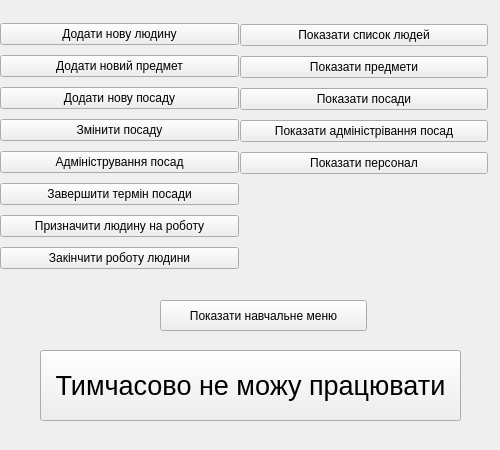
positivcheg94/school_db_iasa_MO, file project_files/manager_menu.ui: the form before one commit.
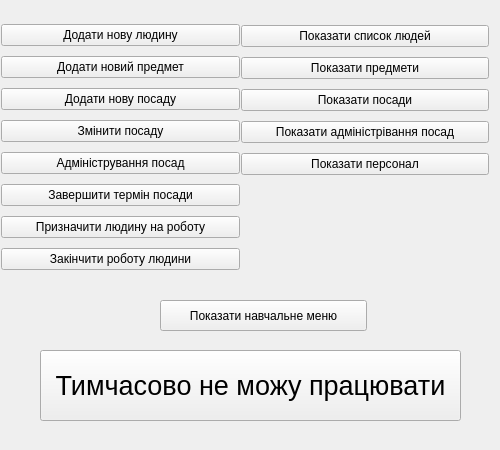
The form after the commit.

Patch:
```diff
--- a/project_files/manager_menu.ui
+++ b/project_files/manager_menu.ui
@@ -42,63 +42,34 @@
      <string>Показати навчальне меню</string>
     </property>
    </widget>
-   <widget class="QWidget" name="layoutWidget">
+   <widget class="QPushButton" name="tnw_button">
     <property name="geometry">
      <rect>
-      <x>240</x>
+      <x>40</x>
+      <y>350</y>
+      <width>421</width>
+      <height>71</height>
+     </rect>
+    </property>
+    <property name="font">
+     <font>
+      <pointsize>20</pointsize>
+     </font>
+    </property>
+    <property name="text">
+     <string>Тимчасово не можу працювати</string>
+    </property>
+   </widget>
+   <widget class="QWidget" name="">
+    <property name="geometry">
+     <rect>
+      <x>1</x>
       <y>20</y>
-      <width>248</width>
-      <height>161</height>
-     </rect>
-    </property>
-    <layout class="QVBoxLayout" name="lay2">
-     <item>
-      <widget class="QPushButton" name="show_humans_button">
-       <property name="text">
-        <string>Показати список людей</string>
-       </property>
-      </widget>
-     </item>
-     <item>
-      <widget class="QPushButton" name="show_subjects_button">
-       <property name="text">
-        <string>Показати предмети</string>
-       </property>
-      </widget>
-     </item>
-     <item>
-      <widget class="QPushButton" name="show_positions_button">
-       <property name="text">
-        <string>Показати посади</string>
-       </property>
-      </widget>
-     </item>
-     <item>
-      <widget class="QPushButton" name="show_administrating_positions_button">
-       <property name="text">
-        <string>Показати адміністрівання посад</string>
-       </property>
-      </widget>
-     </item>
-     <item>
-      <widget class="QPushButton" name="show_personel_button">
-       <property name="text">
-        <string>Показати персонал</string>
-       </property>
-      </widget>
-     </item>
-    </layout>
-   </widget>
-   <widget class="QWidget" name="layoutWidget">
-    <property name="geometry">
-     <rect>
-      <x>0</x>
-      <y>19</y>
       <width>239</width>
       <height>260</height>
      </rect>
     </property>
-    <layout class="QVBoxLayout" name="lay1">
+    <layout class="QVBoxLayout" name="verticalLayout">
      <item>
       <widget class="QPushButton" name="add_new_human_button">
        <property name="text">
@@ -157,23 +128,52 @@
      </item>
     </layout>
    </widget>
-   <widget class="QPushButton" name="pushButton">
+   <widget class="QWidget" name="">
     <property name="geometry">
      <rect>
-      <x>40</x>
-      <y>350</y>
-      <width>421</width>
-      <height>71</height>
+      <x>241</x>
+      <y>21</y>
+      <width>248</width>
+      <height>161</height>
      </rect>
     </property>
-    <property name="font">
-     <font>
-      <pointsize>20</pointsize>
-     </font>
-    </property>
-    <property name="text">
-     <string>Тимчасово не можу працювати</string>
-    </property>
+    <layout class="QVBoxLayout" name="verticalLayout_2">
+     <item>
+      <widget class="QPushButton" name="show_humans_button">
+       <property name="text">
+        <string>Показати список людей</string>
+       </property>
+      </widget>
+     </item>
+     <item>
+      <widget class="QPushButton" name="show_subjects_button">
+       <property name="text">
+        <string>Показати предмети</string>
+       </property>
+      </widget>
+     </item>
+     <item>
+      <widget class="QPushButton" name="show_positions_button">
+       <property name="text">
+        <string>Показати посади</string>
+       </property>
+      </widget>
+     </item>
+     <item>
+      <widget class="QPushButton" name="show_administrating_positions_button">
+       <property name="text">
+        <string>Показати адміністрівання посад</string>
+       </property>
+      </widget>
+     </item>
+     <item>
+      <widget class="QPushButton" name="show_personel_button">
+       <property name="text">
+        <string>Показати персонал</string>
+       </property>
+      </widget>
+     </item>
+    </layout>
    </widget>
    <zorder>show_learning_manager_menu_button</zorder>
    <zorder>layoutWidget</zorder>
```
Left out of the diff: 17 changed lines with no effect on the pictures.
